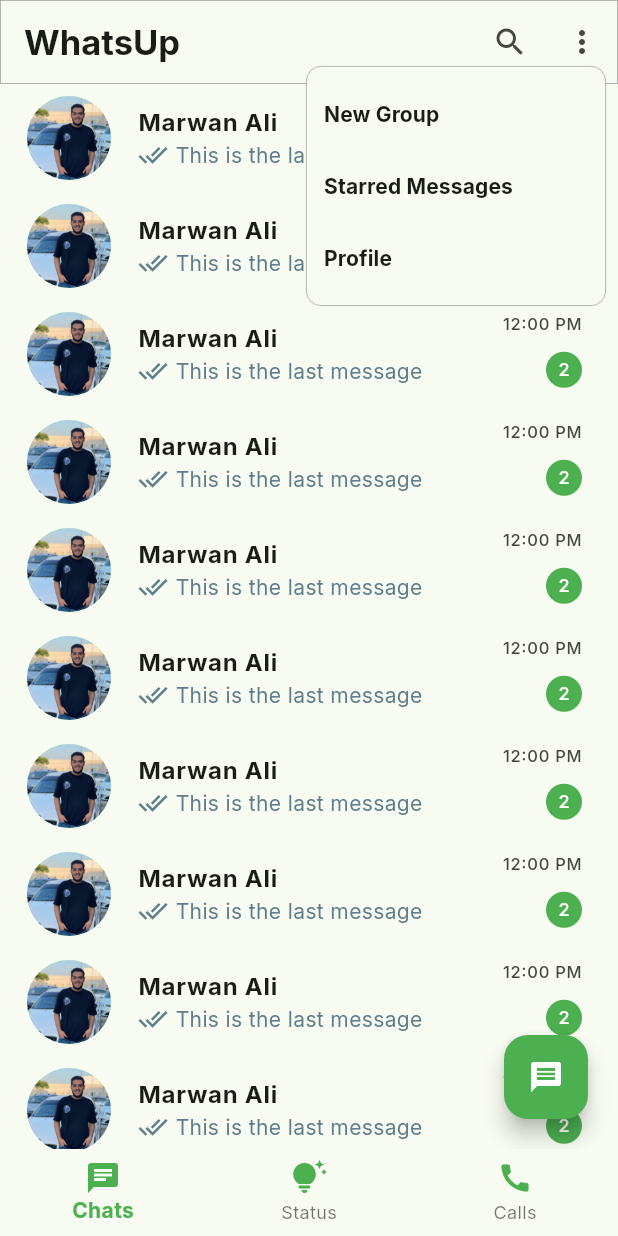
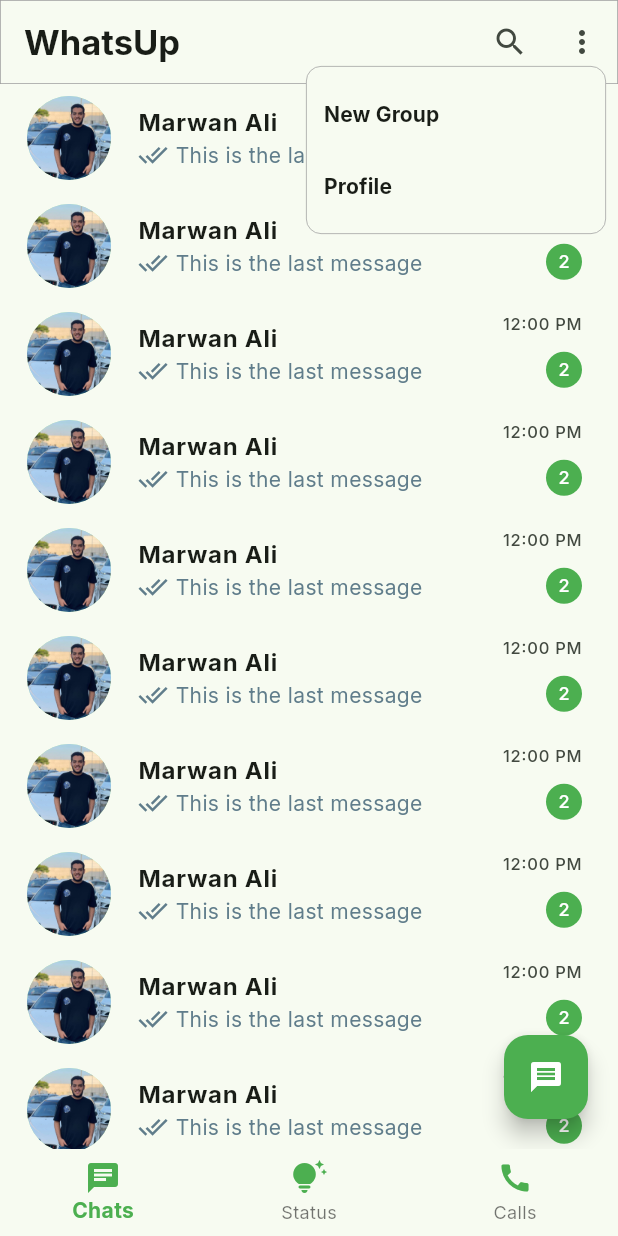
Before and after one commit to rowanibrahem/Chat_App, a Flutter app: the screen it shows after launch, after a tap on the "more vert" icon, on a phone screen of 412 x 824 dp. Run offline on Flutter 3.47's test engine with Material 3 defaults, Android fonts, the light colour scheme and no system bars; our stand-ins replace fluttertoast, google_fonts.

Commit message:
remove starred messages

```diff
--- a/lib/features/home/presentation/views/widgets/home_view_appbar.dart
+++ b/lib/features/home/presentation/views/widgets/home_view_appbar.dart
@@ -60,11 +60,6 @@
                 child: const Text('New Group',
                     style: TextStyle(fontWeight: FontWeight.bold)),
               ),
-              const PopupMenuItem<String>(
-                value: 'Starred Messages',
-                child: Text('Starred Messages',
-                    style: TextStyle(fontWeight: FontWeight.bold)),
-              ),
               PopupMenuItem<String>(
                 value: 'Profile',
                 child: const Text('Profile',
```
